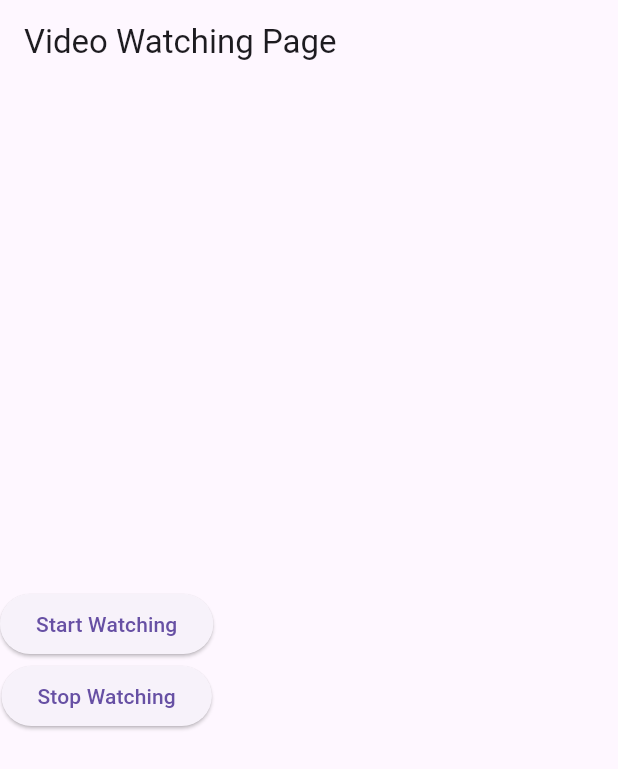
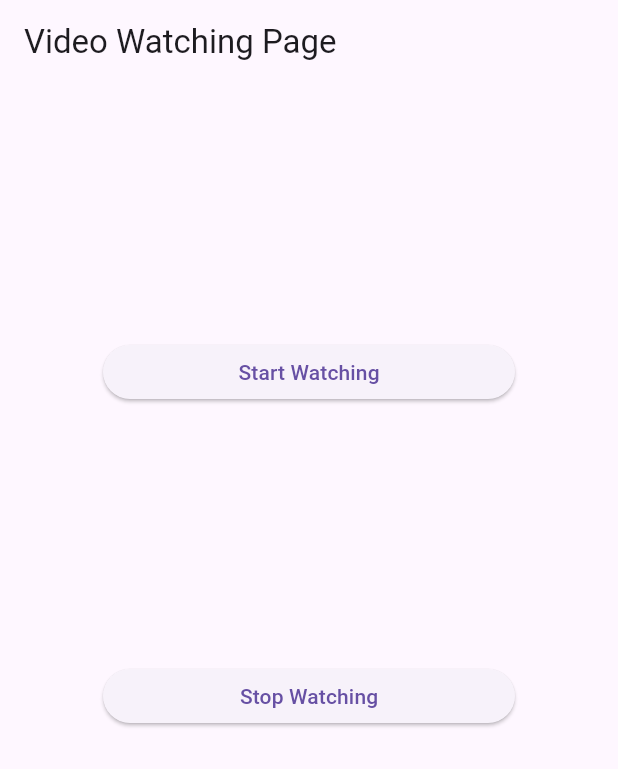
Before and after one commit to ruiyongzhang/EmoTrack, a Flutter app: the VideoPage screen opened by its route, on a phone screen of 412 x 824 dp. Shown: the top 769 px of the screen. Run offline on Flutter 3.47's test engine with Material 3 defaults, Android fonts, the phone set to English and light mode, and no system bars; our stand-ins replace cloud_firestore, file_picker, firebase_auth, firebase_core, firebase_database, firebase_storage and 2 more; missing offline and left inert: firebase_ui_auth; accounts and stored records are empty; project files that could hold a hidden picture were left out.

Commit message:
fix route issue

```diff
--- a/ui_flutter/lib/video_page.dart
+++ b/ui_flutter/lib/video_page.dart
@@ -5,6 +5,7 @@ import 'package:firebase_auth/firebase_auth.dart'
     hide EmailAuthProvider, PhoneAuthProvider;
 import 'package:flutter/material.dart';
 import 'package:intl/intl.dart';
+import 'package:ui_flutter/main.dart';
 import 'src/authentication.dart';
 import 'src/widgets.dart';
 
@@ -185,16 +186,39 @@ class _VideoPageState extends State<VideoPage> {
         title: const Text('Video Watching Page'),
       ),
       body: Column(
+        // mainAxisSize: MainAxisSize.min,
         mainAxisAlignment: MainAxisAlignment.center,
         children: <Widget>[
-          ElevatedButton(
-            onPressed:  _startWatching,
-            child: Text('Start Watching'),
+          Spacer(flex: 1),
+          Center(
+            child: FractionallySizedBox(
+              widthFactor: 2/3,
+              child: ElevatedButton(
+                onPressed:  _startWatching,
+                child: Text('Start Watching'),
+                style: ElevatedButton.styleFrom(
+                  minimumSize: Size(double.infinity, 36),
+                ),
+              ),
+            ),
           ),
-          ElevatedButton(
-            onPressed: _stopWatching,
-            child: Text('Stop Watching'),
+
+          // SizedBox(height: 50),
+          Spacer(flex: 1),
+          Center(
+            child: FractionallySizedBox(
+              widthFactor: 2/3,
+              child: ElevatedButton(
+                onPressed: _stopWatching,
+                child: Text('Stop Watching'),
+                style: ElevatedButton.styleFrom(
+                  minimumSize: Size(double.infinity, 36),
+                ),
+              ),
+            ),
           ),
+
+          Spacer(flex: 2),
         ],
       ),
     );
```
Also changed, not shown: ui_flutter/lib/main.dart (+15 -5 lines).
